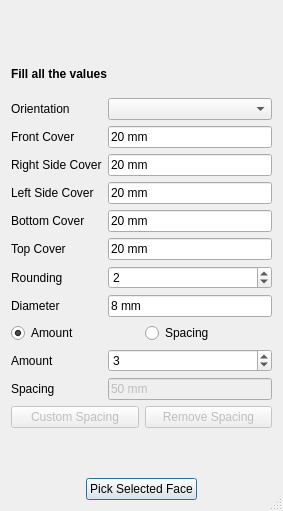
Above: UShapeRebar.ui from amrit3701/FreeCAD-Reinforcement before the change. Below: the same form after it.
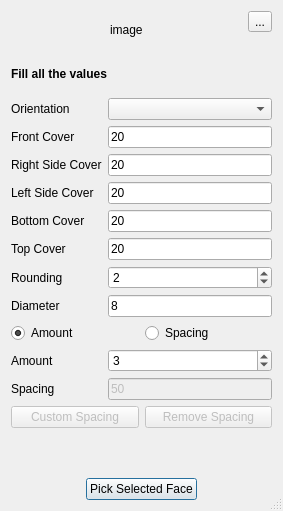
That is the form after the change. Custom widgets are drawn as their Qt base class.

Commit message: Added pop up image of UShape Rebar

The edit to the form file:
```diff
--- a/UShapeRebar.ui
+++ b/UShapeRebar.ui
@@ -23,14 +23,21 @@
    <bool>false</bool>
   </property>
   <layout class="QGridLayout" name="gridLayout">
-   <item row="8" column="0" alignment="Qt::AlignHCenter">
+   <item row="8" column="0">
+    <widget class="QLabel" name="PickSelectedFaceLabel">
+     <property name="text">
+      <string/>
+     </property>
+    </widget>
+   </item>
+   <item row="9" column="0" alignment="Qt::AlignHCenter">
     <widget class="QPushButton" name="PickSelectedFace">
      <property name="text">
       <string>Pick Selected Face</string>
      </property>
     </widget>
    </item>
-   <item row="4" column="0">
+   <item row="5" column="0">
     <widget class="QLabel" name="heading">
      <property name="font">
       <font>
@@ -43,14 +50,7 @@
      </property>
     </widget>
    </item>
-   <item row="7" column="0">
-    <widget class="QLabel" name="PickSelectedFaceLabel">
-     <property name="text">
-      <string/>
-     </property>
-    </widget>
-   </item>
-   <item row="5" column="0">
+   <item row="6" column="0">
     <layout class="QFormLayout" name="formLayout">
      <property name="fieldGrowthPolicy">
       <enum>QFormLayout::AllNonFixedFieldsGrow</enum>
@@ -65,7 +65,7 @@
      <item row="1" column="1">
       <widget class="Gui::InputField" name="frontCover">
        <property name="text">
-        <string>20 mm</string>
+        <string>20</string>
        </property>
        <property name="unit" stdset="0">
         <string notr="true"/>
@@ -82,7 +82,7 @@
      <item row="2" column="1">
       <widget class="Gui::InputField" name="r_sideCover">
        <property name="text">
-        <string>20 mm</string>
+        <string>20</string>
        </property>
        <property name="unit" stdset="0">
         <string notr="true"/>
@@ -92,7 +92,7 @@
      <item row="4" column="1">
       <widget class="Gui::InputField" name="bottomCover">
        <property name="text">
-        <string>20 mm</string>
+        <string>20</string>
        </property>
        <property name="unit" stdset="0">
         <string notr="true"/>
@@ -109,7 +109,7 @@
      <item row="5" column="1">
       <widget class="Gui::InputField" name="topCover">
        <property name="text">
-        <string>20 mm</string>
+        <string>20</string>
        </property>
        <property name="unit" stdset="0">
         <string notr="true"/>
@@ -192,7 +192,7 @@
         <bool>false</bool>
        </property>
        <property name="text">
-        <string>50 mm</string>
+        <string>50</string>
        </property>
        <property name="unit" stdset="0">
         <string notr="true"/>
@@ -202,7 +202,7 @@
      <item row="7" column="1">
       <widget class="Gui::InputField" name="diameter">
        <property name="text">
-        <string>8 mm</string>
+        <string>8</string>
        </property>
        <property name="unit" stdset="0">
         <string notr="true"/>
@@ -222,7 +222,7 @@
      <item row="3" column="1">
       <widget class="Gui::InputField" name="l_sideCover">
        <property name="text">
-        <string>20 mm</string>
+        <string>20</string>
        </property>
        <property name="unit" stdset="0">
         <string notr="true"/>
@@ -238,14 +238,7 @@
      </item>
     </layout>
    </item>
-   <item row="0" column="0" alignment="Qt::AlignHCenter">
-    <widget class="QLabel" name="image">
-     <property name="text">
-      <string/>
-     </property>
-    </widget>
-   </item>
-   <item row="6" column="0">
+   <item row="7" column="0">
     <layout class="QHBoxLayout" name="horizontalLayout_2">
      <item>
       <widget class="QPushButton" name="customSpacing">
@@ -269,6 +262,42 @@
      </item>
     </layout>
    </item>
+   <item row="1" column="0">
+    <layout class="QHBoxLayout" name="horizontalLayout_3">
+     <item alignment="Qt::AlignHCenter">
+      <widget class="QLabel" name="image">
+       <property name="text">
+        <string>image</string>
+       </property>
+      </widget>
+     </item>
+     <item alignment="Qt::AlignTop">
+      <widget class="QToolButton" name="toolButton">
+       <property name="enabled">
+        <bool>true</bool>
+       </property>
+       <property name="sizePolicy">
+        <sizepolicy hsizetype="Maximum" vsizetype="Maximum">
+         <horstretch>50</horstretch>
+         <verstretch>0</verstretch>
+        </sizepolicy>
+       </property>
+       <property name="maximumSize">
+        <size>
+         <width>16777215</width>
+         <height>16777214</height>
+        </size>
+       </property>
+       <property name="text">
+        <string>...</string>
+       </property>
+       <property name="toolButtonStyle">
+        <enum>Qt::ToolButtonIconOnly</enum>
+       </property>
+      </widget>
+     </item>
+    </layout>
+   </item>
   </layout>
  </widget>
  <customwidgets>
```
The commit also changes 2 other files.
